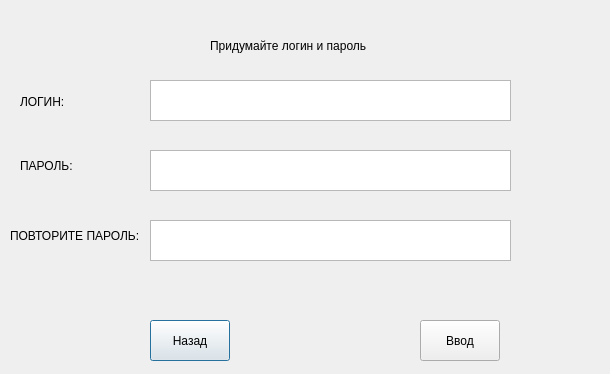
Undeadguy0/PassHive, file regokno.ui: the form before one commit.
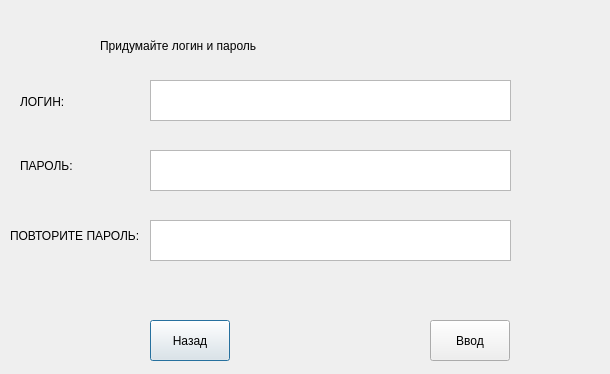
The form after the commit.

The edit to the form file:
```diff
--- a/regokno.ui
+++ b/regokno.ui
@@ -68,7 +68,7 @@
   <widget class="QPushButton" name="regist_knopka">
    <property name="geometry">
     <rect>
-     <x>420</x>
+     <x>430</x>
      <y>320</y>
      <width>80</width>
      <height>41</height>
@@ -81,9 +81,9 @@
   <widget class="QLabel" name="osnov_dialog">
    <property name="geometry">
     <rect>
-     <x>210</x>
+     <x>100</x>
      <y>20</y>
-     <width>221</width>
+     <width>451</width>
      <height>51</height>
     </rect>
    </property>
```
